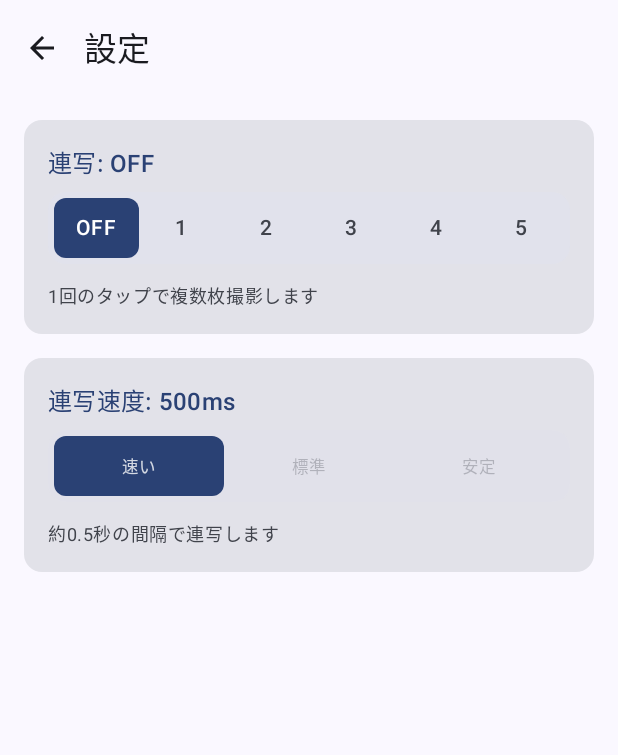
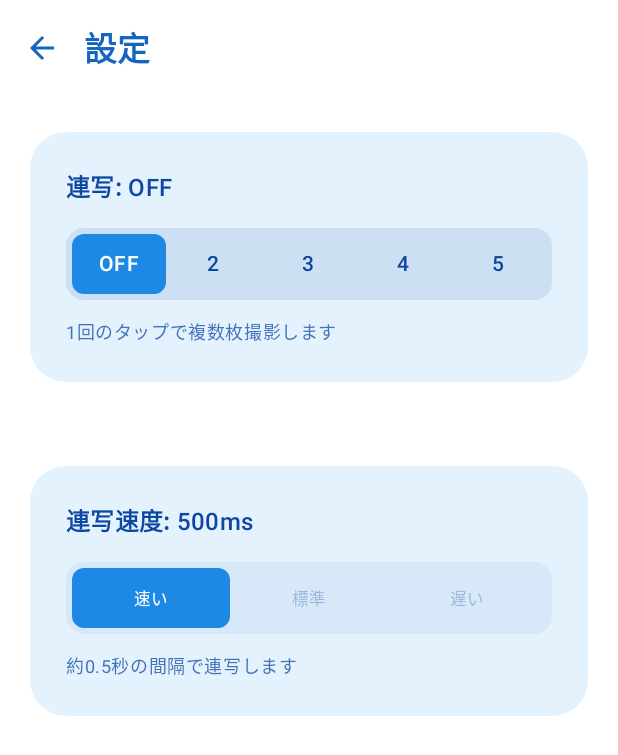
Before and after one commit to 3balljugglerYu/Skusho, an Android app built with Jetpack Compose: the SettingsScreen screen opened through its navigation route, on a phone screen of 412 x 824 dp. Shown: the top 755 px of the screen. Run offline under Robolectric (Android 15) with nearby library versions, the phone set to English and light mode, and no system bars; our stand-ins replace Dagger/Hilt's generated code.

Commit message:
色合いを変更

```diff
--- a/app/src/main/java/com/yuhproducts/skusho/ui/settings/SettingsScreen.kt
+++ b/app/src/main/java/com/yuhproducts/skusho/ui/settings/SettingsScreen.kt
@@ -51,15 +51,38 @@ fun SettingsScreen(
 ) {
     val uiState by viewModel.uiState.collectAsState()
 
+    // HomeScreenと同じカラーパレット
+    val primaryBlue = Color(0xFF1565C0)
+    val secondaryBlue = Color(0xFF0D47A1)
+    val accentBlue = Color(0xFF1E88E5)
+    val paleBlue = Color(0xFFE3F2FD)
+    val softBlue = Color(0xFFF5F9FF)
+
     Scaffold(
+        containerColor = Color.White,
         topBar = {
             TopAppBar(
-                title = { Text(stringResource(R.string.settings)) },
+                title = {
+                    Text(
+                        text = stringResource(R.string.settings),
+                        color = primaryBlue,
+                        style = MaterialTheme.typography.titleLarge.copy(fontWeight = FontWeight.Bold)
+                    )
+                },
                 navigationIcon = {
                     IconButton(onClick = onBackClick) {
-                        Icon(Icons.AutoMirrored.Filled.ArrowBack, contentDescription = "戻る")
+                        Icon(
+                            Icons.AutoMirrored.Filled.ArrowBack,
+                            contentDescription = "戻る",
+                            tint = primaryBlue
+                        )
                     }
-                }
+                },
+                colors = androidx.compose.material3.TopAppBarDefaults.topAppBarColors(
+                    containerColor = Color.White,
+                    titleContentColor = primaryBlue,
+                    navigationIconContentColor = primaryBlue
+                )
             )
         }
     ) { paddingValues ->
@@ -68,7 +91,8 @@ fun SettingsScreen(
                 .fillMaxSize()
                 .padding(paddingValues)
                 .verticalScroll(rememberScrollState())
-                .padding(16.dp)
+                .padding(horizontal = 20.dp, vertical = 24.dp),
+            verticalArrangement = Arrangement.spacedBy(20.dp)
         ) {
             // Spacer(modifier = Modifier.height(16.dp))
 
@@ -77,7 +101,11 @@ fun SettingsScreen(
                 title = "${stringResource(R.string.continuous_shot)}: ${
                     if (uiState.continuousShotCount == 0) "OFF"
                     else "${uiState.continuousShotCount}枚"
-                }"
+                }",
+                primaryBlue = primaryBlue,
+                secondaryBlue = secondaryBlue,
+                accentBlue = accentBlue,
+                paleBlue = paleBlue
             ) {
                 // モダンなセグメントコントロール
                 Column(
@@ -89,23 +117,24 @@ fun SettingsScreen(
                             .fillMaxWidth()
                             .height(48.dp)
                             .clip(RoundedCornerShape(12.dp))
-                            .background(MaterialTheme.colorScheme.surfaceVariant)
+                            .background(secondaryBlue.copy(alpha = 0.1f))
                             .padding(4.dp)
                     ) {
-                        listOf("OFF", "1", "2", "3", "4", "5").forEachIndexed { index, label ->
+                        listOf("OFF", "2", "3", "4", "5").forEachIndexed { index, label ->
+                            val shotCount = if (index == 0) 0 else index + 1  // OFF=0, 2=2, 3=3, 4=4, 5=5
                             Box(
                                 modifier = Modifier
                                     .weight(1f)
                                     .fillMaxSize()
                                     .clip(RoundedCornerShape(8.dp))
                                     .background(
-                                        if (uiState.continuousShotCount == index) {
-                                            MaterialTheme.colorScheme.primary
+                                        if (uiState.continuousShotCount == shotCount) {
+                                            accentBlue
                                         } else {
                                             Color.Transparent
                                         }
                                     )
-                                    .clickable { viewModel.onContinuousShotCountChanged(index) }
+                                    .clickable { viewModel.onContinuousShotCountChanged(shotCount) }
                                     .padding(vertical = 8.dp),
                                 contentAlignment = Alignment.Center
                             ) {
@@ -113,10 +142,10 @@ fun SettingsScreen(
                                     text = label,
                                     style = MaterialTheme.typography.bodyMedium,
                                     fontWeight = FontWeight.Medium,
-                                    color = if (uiState.continuousShotCount == index) {
-                                        MaterialTheme.colorScheme.onPrimary
+                                    color = if (uiState.continuousShotCount == shotCount) {
+                                        Color.White
                                     } else {
-                                        MaterialTheme.colorScheme.onSurfaceVariant
+                                        secondaryBlue
                                     }
                                 )
                             }
@@ -127,7 +156,7 @@ fun SettingsScreen(
                     Text(
                         text = "1回のタップで複数枚撮影します",
                         style = MaterialTheme.typography.bodySmall,
-                        color = MaterialTheme.colorScheme.onSurfaceVariant,
+                        color = secondaryBlue.copy(alpha = 0.75f),
                         modifier = Modifier.padding(top = 12.dp)
                     )
                 }
@@ -137,7 +166,11 @@ fun SettingsScreen(
 
             // 連写速度
             SettingSection(
-                title = "${stringResource(R.string.continuous_shot_speed)}: ${formatSpeed(uiState.continuousShotIntervalMs)}"
+                title = "${stringResource(R.string.continuous_shot_speed)}: ${formatSpeed(uiState.continuousShotIntervalMs)}",
+                primaryBlue = primaryBlue,
+                secondaryBlue = secondaryBlue,
+                accentBlue = accentBlue,
+                paleBlue = paleBlue
             ) {
                 // モダンなセグメントコントロール
                 Column(
@@ -151,9 +184,9 @@ fun SettingsScreen(
                             .clip(RoundedCornerShape(12.dp))
                             .background(
                                 if (uiState.continuousShotCount > 0) {
-                                    MaterialTheme.colorScheme.surfaceVariant
+                                    secondaryBlue.copy(alpha = 0.1f)
                                 } else {
-                                    MaterialTheme.colorScheme.surfaceVariant.copy(alpha = 0.5f)
+                                    secondaryBlue.copy(alpha = 0.05f)
                                 }
                             )
                             .padding(4.dp)
@@ -170,7 +203,7 @@ fun SettingsScreen(
                                     .clip(RoundedCornerShape(8.dp))
                                     .background(
                                         if (uiState.continuousShotIntervalMs == value) {
-                                            MaterialTheme.colorScheme.primary
+                                            accentBlue
                                         } else {
                                             Color.Transparent
                                         }
@@ -187,9 +220,9 @@ fun SettingsScreen(
                                     text = label,
                                     style = MaterialTheme.typography.labelSmall,
                                     color = if (uiState.continuousShotIntervalMs == value) {
-                                        MaterialTheme.colorScheme.onPrimary.copy(alpha = 0.8f)
+                                        Color.White
                                     } else {
-                                        MaterialTheme.colorScheme.onSurfaceVariant.copy(
+                                        secondaryBlue.copy(
                                             alpha = if (uiState.continuousShotCount > 0) 0.7f else 0.3f
                                         )
                                     }
@@ -207,7 +240,7 @@ fun SettingsScreen(
                             else -> ""
                         },
                         style = MaterialTheme.typography.bodySmall,
-                        color = MaterialTheme.colorScheme.onSurfaceVariant,
+                        color = secondaryBlue.copy(alpha = 0.75f),
                         modifier = Modifier.padding(top = 12.dp)
                     )
                 }
@@ -219,20 +252,31 @@ fun SettingsScreen(
 @Composable
 private fun SettingSection(
     title: String,
+    primaryBlue: Color,
+    secondaryBlue: Color,
+    accentBlue: Color,
+    paleBlue: Color,
     content: @Composable () -> Unit
 ) {
     Card(
-        modifier = Modifier.fillMaxWidth()
+        modifier = Modifier.fillMaxWidth(),
+        shape = androidx.compose.foundation.shape.RoundedCornerShape(24.dp),
+        colors = androidx.compose.material3.CardDefaults.cardColors(
+            containerColor = paleBlue,
+            contentColor = secondaryBlue
+        ),
+        elevation = androidx.compose.material3.CardDefaults.cardElevation(defaultElevation = 0.dp)
     ) {
         Column(
-            modifier = Modifier.padding(16.dp)
+            modifier = Modifier.padding(24.dp),
+            verticalArrangement = Arrangement.spacedBy(16.dp)
         ) {
             Text(
                 text = title,
                 style = MaterialTheme.typography.titleMedium,
-                color = MaterialTheme.colorScheme.primary
+                fontWeight = FontWeight.SemiBold,
+                color = secondaryBlue
             )
-            Spacer(modifier = Modifier.height(8.dp))
             content()
         }
     }
--- a/app/src/main/res/values/strings.xml
+++ b/app/src/main/res/values/strings.xml
@@ -28,7 +28,7 @@
     <string name="continuous_shot_speed">連写速度</string>
     <string name="speed_fast">速い</string>
     <string name="speed_normal">標準</string>
-    <string name="speed_stable">安定</string>
+    <string name="speed_stable">遅い</string>
     <string name="status_waiting">待機中</string>
     <string name="status_capturing">撮影中</string>
     <string name="admob_app_id">ca-app-pub-2716829166250639~7777127281</string>
```
